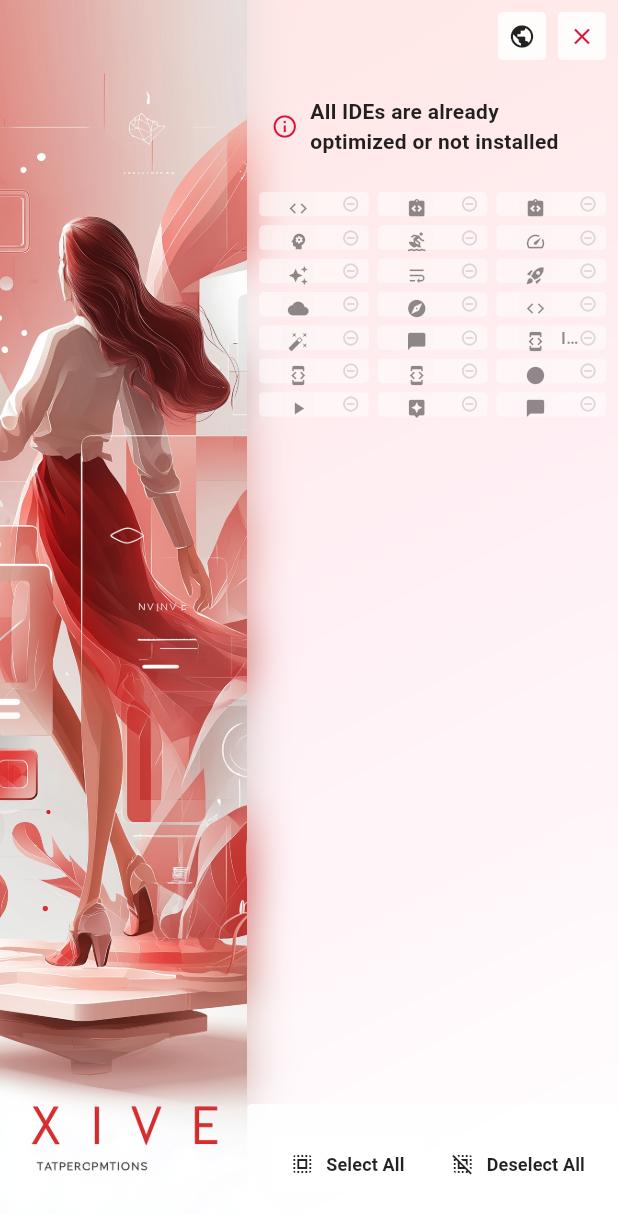
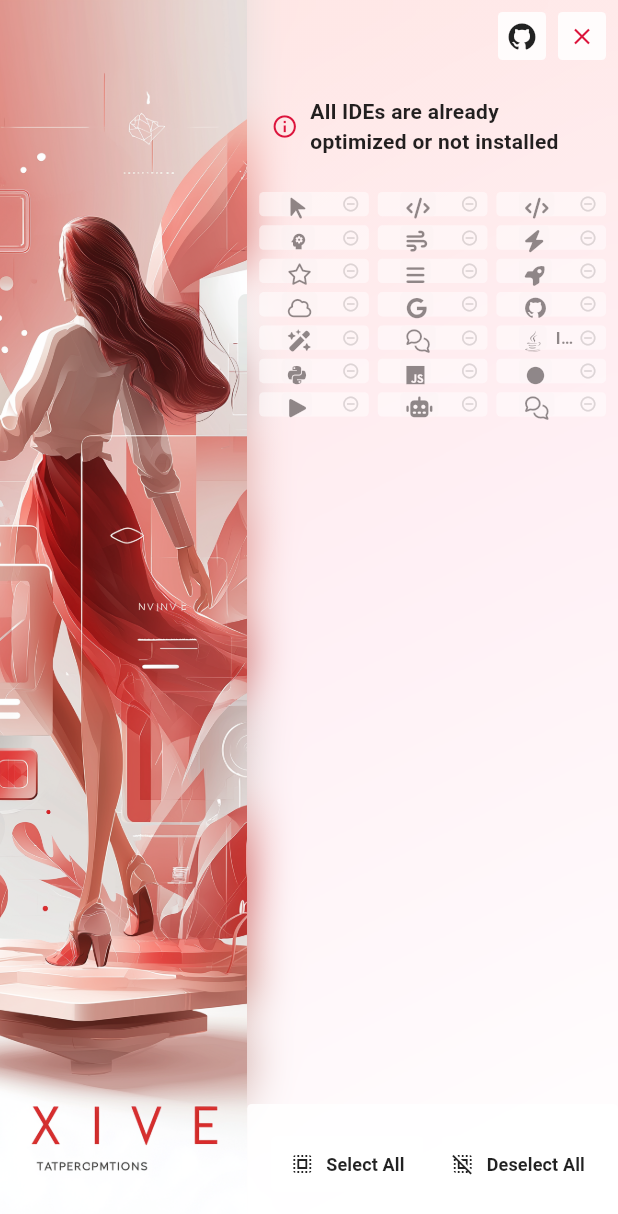
Before and after one commit to ZERO-DAWN-X/ide-faster, a Flutter app: the screen it shows after launch, on a phone screen of 412 x 824 dp. Shown: the top 1214 px of the screen. Run offline on Flutter 3.47's test engine with Material 3 defaults, Android fonts, the phone set to English and light mode, and no system bars; our stand-ins replace font_awesome_flutter.

Commit message:
Add font_awesome_flutter dependency and update icons in home_screen.dart
Integrate font_awesome_flutter package to enhance icon representation for various IDEs. Update the icon mapping in _getIdeIcon method to utilize FontAwesome icons, improving visual consistency and user experience.

```diff
--- a/ide_cache_mover/lib/screens/home_screen.dart
+++ b/ide_cache_mover/lib/screens/home_screen.dart
@@ -3,6 +3,7 @@ import 'dart:ui';
 import 'package:flutter/material.dart';
 import 'package:flutter/services.dart';
 import 'package:url_launcher/url_launcher.dart';
+import 'package:font_awesome_flutter/font_awesome_flutter.dart';
 import '../models/ide_model.dart';
 import '../services/ide_service.dart';
 import '../services/window_service.dart';
@@ -652,12 +653,11 @@ class _HomeScreenState extends State<HomeScreen> {
                                                                 : Colors.grey.shade50.withOpacity(0.5),
                                                             borderRadius: BorderRadius.circular(3),
                                                           ),
-                                                          child: Icon(
-                                                            _getIdeIcon(ide.id),
+                                                          child: _getIdeIcon(
+                                                            ide.id,
                                                             color: ide.isSelected
                                                                 ? const Color(0xFFDC143C)
                                                                 : Colors.black87,
-                                                            size: 14,
                                                           ),
                                                         ),
                                                         const SizedBox(width: 6),
@@ -889,8 +889,8 @@ class _HomeScreenState extends State<HomeScreen> {
                         borderRadius: BorderRadius.circular(3),
                       ),
                       alignment: Alignment.center,
-                      child: const Icon(
-                        Icons.public,
+                      child: const FaIcon(
+                        FontAwesomeIcons.github,
                         size: 18,
                         color: Colors.black87,
                       ),
@@ -928,48 +928,53 @@ class _HomeScreenState extends State<HomeScreen> {
     );
   }
 
-  IconData _getIdeIcon(String ideId) {
+  Widget _getIdeIcon(String ideId, {Color? color}) {
+    final iconColor = color ?? Colors.black87;
+    final iconSize = 14.0;
+
     switch (ideId) {
       case 'cursor':
-        return Icons.code;
+        return FaIcon(FontAwesomeIcons.mousePointer, size: iconSize, color: iconColor);
       case 'vscode':
       case 'vscode_insiders':
-        return Icons.integration_instructions;
+        return FaIcon(FontAwesomeIcons.code, size: iconSize, color: iconColor);
       case 'claude':
-        return Icons.psychology;
+        return Icon(Icons.psychology, size: iconSize, color: iconColor);
       case 'windsurf':
-        return Icons.surfing;
+        return FaIcon(FontAwesomeIcons.wind, size: iconSize, color: iconColor);
       case 'zed':
-        return Icons.speed;
+        return FaIcon(FontAwesomeIcons.bolt, size: iconSize, color: iconColor);
       case 'trae':
-        return Icons.auto_awesome;
+        return FaIcon(FontAwesomeIcons.star, size: iconSize, color: iconColor);
       case 'wrap':
-        return Icons.wrap_text;
+        return FaIcon(FontAwesomeIcons.bars, size: iconSize, color: iconColor);
       case 'qader':
-        return Icons.rocket_launch;
+        return FaIcon(FontAwesomeIcons.rocket, size: iconSize, color: iconColor);
       case 'replit':
-        return Icons.cloud;
+        return FaIcon(FontAwesomeIcons.cloud, size: iconSize, color: iconColor);
       case 'project_idx':
-        return Icons.explore;
+        return FaIcon(FontAwesomeIcons.google, size: iconSize, color: iconColor);
       case 'github_copilot':
-        return Icons.code;
+        return FaIcon(FontAwesomeIcons.github, size: iconSize, color: iconColor);
       case 'tabnine':
-        return Icons.auto_fix_high;
+        return FaIcon(FontAwesomeIcons.wandMagicSparkles, size: iconSize, color: iconColor);
       case 'codeium':
       case 'codeium_chat':
-        return Icons.chat_bubble;
+        return FaIcon(FontAwesomeIcons.comments, size: iconSize, color: iconColor);
       case 'intellij':
+        return FaIcon(FontAwesomeIcons.java, size: iconSize, color: iconColor);
       case 'pycharm':
+        return FaIcon(FontAwesomeIcons.python, size: iconSize, color: iconColor);
       case 'webstorm':
-        return Icons.developer_mode;
+        return FaIcon(FontAwesomeIcons.js, size: iconSize, color: iconColor);
       case 'eclipse_theia':
-        return Icons.brightness_1;
+        return Icon(Icons.brightness_1, size: iconSize, color: iconColor);
       case 'continue':
-        return Icons.play_arrow;
+        return FaIcon(FontAwesomeIcons.play, size: iconSize, color: iconColor);
       case 'aider':
-        return Icons.assistant;
+        return FaIcon(FontAwesomeIcons.robot, size: iconSize, color: iconColor);
       default:
-        return Icons.folder;
+        return Icon(Icons.folder, size: iconSize, color: iconColor);
     }
   }
 }
--- a/ide_cache_mover/pubspec.yaml
+++ b/ide_cache_mover/pubspec.yaml
@@ -36,6 +36,7 @@ dependencies:
   cupertino_icons: ^1.0.8
   path_provider: ^2.1.2
   url_launcher: ^6.3.1
+  font_awesome_flutter: ^10.7.0
 
 dev_dependencies:
   flutter_test:
```
Also changed, not shown: ide_cache_mover/pubspec.lock.
